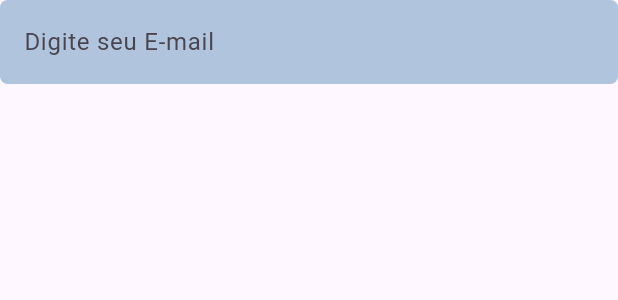
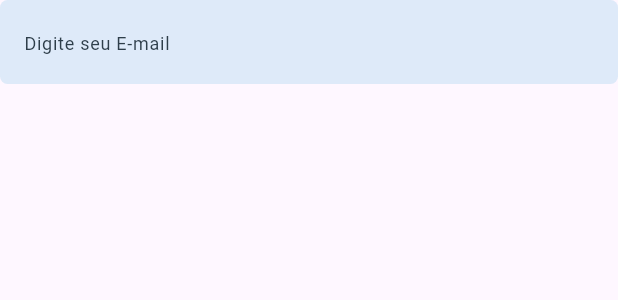
Before and after one commit to alanvsega/app_gooday_aulas, a Flutter app: the MyTextFormField widget shown alone on an empty page, opened directly, on a phone screen of 412 x 824 dp. Shown: the top 300 px of the screen. Run offline on Flutter 3.47's test engine with Material 3 defaults, Android fonts, the phone set to English and light mode, and no system bars; network calls fail.

Commit message:
altera cores

```diff
--- a/lib/src/componets/color_style.dart
+++ b/lib/src/componets/color_style.dart
@@ -1,9 +1,9 @@
 import 'package:flutter/material.dart';
 
 class ColorStyle {
-  static const primary = Color.fromRGBO(20, 200, 113, 1.0);
+  static const primary = Color.fromRGBO(107, 20, 200, 1);
   static const secondary = Color.fromRGBO(194, 194, 194, 1);
   static const background = Color(0xf3f3f3f3);
   static const text = Color.fromRGBO(46, 62, 74, 1);
-  static const field = Color.fromRGBO(176, 196, 222, 1);
+  static const field = Color.fromRGBO(222, 234, 249, 1);
 }
--- a/lib/src/componets/my_text_from_field.dart
+++ b/lib/src/componets/my_text_from_field.dart
@@ -1,3 +1,4 @@
+import 'package:app_gooday/src/componets/color_style.dart';
 import 'package:flutter/material.dart';
 
 class MyTextFormField extends StatefulWidget {
@@ -43,6 +44,10 @@ class _MyTextFormFieldState extends State<MyTextFormField> {
         filled: true,
         border: widget._border,
         hintText: widget._hintText,
+        hintStyle: const TextStyle(
+          fontSize: 12,
+          color: ColorStyle.text
+        ),
         suffixIcon: widget._isPassword
           ? IconButton(
               onPressed: () => {
```
Also changed, not shown: lib/src/pages/how_access.dart (+7 -7 lines), lib/src/pages/login.dart (+0 -10 lines).
